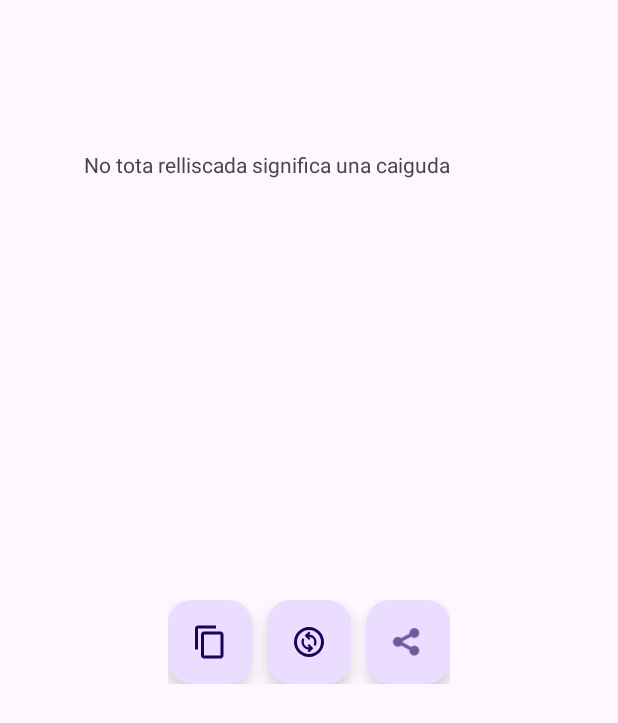
After one commit to Ada02BC/FortuneCookies, an Android app: the MainActivityFrases screen opened directly, with no data from a screen before it, on a phone screen of 412 x 824 dp. The commit adds this screen. Shown: the top 723 px of the screen. Run offline under Robolectric (Android 15) with nearby library versions, the light colour scheme and no system bars.

Commit message:
Codi Fortune Cookie

```diff
--- a/app/build.gradle.kts
+++ b/app/build.gradle.kts
@@ -9,7 +9,7 @@ android {
 
     defaultConfig {
         applicationId = "com.example.fortunecookie"
-        minSdk = 22
+        minSdk = 23
         targetSdk = 36
         versionCode = 1
         versionName = "1.0"
@@ -45,4 +45,5 @@ dependencies {
     testImplementation(libs.junit)
     androidTestImplementation(libs.androidx.junit)
     androidTestImplementation(libs.androidx.espresso.core)
+
 }
--- a/app/src/main/AndroidManifest.xml
+++ b/app/src/main/AndroidManifest.xml
@@ -1,6 +1,8 @@
 <?xml version="1.0" encoding="utf-8"?>
 <manifest xmlns:android="http://schemas.android.com/apk/res/android"
     xmlns:tools="http://schemas.android.com/tools">
+
+    <uses-permission android:name="android.permission.VIBRATE" />
 
     <application
         android:allowBackup="true"
@@ -12,6 +14,9 @@
         android:supportsRtl="true"
         android:theme="@style/Theme.FortuneCookie">
         <activity
+            android:name=".MainActivityFrases"
+            android:exported="false" />
+        <activity
             android:name=".MainActivity"
             android:exported="true">
             <intent-filter>
@@ -20,6 +25,7 @@
                 <category android:name="android.intent.category.LAUNCHER" />
             </intent-filter>
         </activity>
+
     </application>
 
 </manifest>
--- /dev/null
+++ b/app/src/main/java/com/example/fortunecookie/MainActivityFrases.kt
@@ -0,0 +1,47 @@
+package com.example.fortunecookie
+
+import android.content.ClipData
+import android.content.ClipboardManager
+import android.content.Intent
+import android.os.Bundle
+import android.widget.TextView
+import android.widget.Toast
+import androidx.activity.enableEdgeToEdge
+import androidx.appcompat.app.AppCompatActivity
+import androidx.core.view.ViewCompat
+import androidx.core.view.WindowInsetsCompat
+import com.google.android.material.floatingactionbutton.FloatingActionButton
+
+class MainActivityFrases : AppCompatActivity() {
+    override fun onCreate(savedInstanceState: Bundle?) {
+        super.onCreate(savedInstanceState)
+        enableEdgeToEdge()
+        setContentView(R.layout.activity_main_frases)
+
+        val frase = findViewById<TextView>(R.id.frase)
+        val frasesArray = resources.getStringArray(R.array.frases)
+        frase.text = frasesArray.random()
+
+        val compartir = findViewById<FloatingActionButton>(R.id.compartir)
+        val copiar = findViewById<FloatingActionButton>(R.id.copiar)
+        val recargar = findViewById<FloatingActionButton>(R.id.recargar)
+
+        compartir.setOnClickListener {
+            val intent = Intent(Intent.ACTION_SEND)
+            intent.type = "text/plain"
+            intent.putExtra(Intent.EXTRA_TEXT, "Fixa't en aquesta frase!")
+            startActivity(Intent.createChooser(intent, "Compartir amb ..."))
+        }
+
+        copiar.setOnClickListener {
+            val portaretalls = getSystemService(CLIPBOARD_SERVICE ) as ClipboardManager
+            val fraseCopiada = ClipData.newPlainText("text", frase.text)
+            portaretalls.setPrimaryClip(fraseCopiada)
+            Toast.makeText(this, "Text copiat al portaretalls", Toast.LENGTH_SHORT).show()
+        }
+
+        recargar.setOnClickListener {
+            frase.text = frasesArray.random()
+        }
+    }
+}
--- /dev/null
+++ b/app/src/main/res/drawable/change_circle_24.xml
@@ -0,0 +1,5 @@
+<vector xmlns:android="http://schemas.android.com/apk/res/android" android:height="24dp" android:tint="#000000" android:viewportHeight="960" android:viewportWidth="960" android:width="24dp">
+
+    <path android:fillColor="@android:color/white" android:pathData="M482,760L596,647L482,534L440,576L483,619Q455,620 428.5,610Q402,600 381,579Q361,559 350.5,533Q340,507 340,481Q340,464 344.5,447Q349,430 357,414L313,370Q296,395 288,423Q280,451 280,480Q280,518 295,555Q310,592 339,621Q368,650 404,664.5Q440,679 478,680L440,718L482,760ZM647,590Q664,565 672,537Q680,509 680,480Q680,442 665.5,404.5Q651,367 622,338Q593,309 556.5,295Q520,281 482,281L520,242L478,200L364,313L478,426L520,384L476,340Q503,340 531,350.5Q559,361 579,381Q599,401 609.5,427Q620,453 620,479Q620,496 615.5,513Q611,530 603,546L647,590ZM480,880Q397,880 324,848.5Q251,817 197,763Q143,709 111.5,636Q80,563 80,480Q80,397 111.5,324Q143,251 197,197Q251,143 324,111.5Q397,80 480,80Q563,80 636,111.5Q709,143 763,197Q817,251 848.5,324Q880,397 880,480Q880,563 848.5,636Q817,709 763,763Q709,817 636,848.5Q563,880 480,880ZM480,800Q614,800 707,707Q800,614 800,480Q800,346 707,253Q614,160 480,160Q346,160 253,253Q160,346 160,480Q160,614 253,707Q346,800 480,800ZM480,480Q480,480 480,480Q480,480 480,480Q480,480 480,480Q480,480 480,480Q480,480 480,480Q480,480 480,480Q480,480 480,480Q480,480 480,480Z"/>
+
+</vector>
--- /dev/null
+++ b/app/src/main/res/drawable/content_copy_24.xml
@@ -0,0 +1,5 @@
+<vector xmlns:android="http://schemas.android.com/apk/res/android" android:height="24dp" android:tint="#000000" android:viewportHeight="24" android:viewportWidth="24" android:width="24dp">
+
+    <path android:fillColor="@android:color/white" android:pathData="M16,1L4,1c-1.1,0 -2,0.9 -2,2v14h2L4,3h12L16,1zM19,5L8,5c-1.1,0 -2,0.9 -2,2v14c0,1.1 0.9,2 2,2h11c1.1,0 2,-0.9 2,-2L21,7c0,-1.1 -0.9,-2 -2,-2zM19,21L8,21L8,7h11v14z"/>
+
+</vector>
--- /dev/null
+++ b/app/src/main/res/layout/activity_main_frases.xml
@@ -0,0 +1,61 @@
+<?xml version="1.0" encoding="utf-8"?>
+<androidx.constraintlayout.widget.ConstraintLayout xmlns:android="http://schemas.android.com/apk/res/android"
+    xmlns:app="http://schemas.android.com/apk/res-auto"
+    xmlns:tools="http://schemas.android.com/tools"
+    android:id="@+id/main"
+    android:layout_width="match_parent"
+    android:layout_height="match_parent"
+    tools:context=".MainActivityFrases">
+
+    <LinearLayout
+        android:id="@+id/layout_pagina"
+        android:layout_width="match_parent"
+        android:layout_height="match_parent"
+        android:orientation="vertical"
+        tools:layout_editor_absoluteX="-94dp"
+        tools:layout_editor_absoluteY="-320dp">
+
+        <TextView
+            android:id="@+id/frase"
+            android:layout_width="300dp"
+            android:layout_height="100dp"
+            android:layout_gravity="center"
+            android:layout_marginStart="15dp"
+            android:layout_marginTop="100dp"
+            android:layout_marginEnd="15dp"
+            android:text="@string/app_name" />
+
+        <LinearLayout
+            android:id="@+id/layout_botons"
+            android:layout_width="wrap_content"
+            android:layout_height="wrap_content"
+            android:layout_gravity="center"
+            android:layout_marginTop="200dp"
+            android:orientation="horizontal">
+
+            <com.google.android.material.floatingactionbutton.FloatingActionButton
+                android:id="@+id/copiar"
+                android:layout_width="match_parent"
+                android:layout_height="match_parent"
+                android:layout_marginEnd="10dp"
+                android:src="@drawable/content_copy_24" />
+
+            <com.google.android.material.floatingactionbutton.FloatingActionButton
+                android:id="@+id/recargar"
+                android:layout_width="match_parent"
+                android:layout_height="80dp"
+                android:layout_marginEnd="10dp"
+                android:src="@drawable/change_circle_24" />
+
+            <com.google.android.material.floatingactionbutton.FloatingActionButton
+                android:id="@+id/compartir"
+                android:layout_width="match_parent"
+                android:layout_height="match_parent"
+                android:src="@android:drawable/ic_menu_share"
+                />
+
+        </LinearLayout>
+
+
+    </LinearLayout>
+</androidx.constraintlayout.widget.ConstraintLayout>
--- a/app/src/main/res/values/strings.xml
+++ b/app/src/main/res/values/strings.xml
@@ -1,3 +1,18 @@
 <resources>
     <string name="app_name">FortuneCookie</string>
+    <string name="share">Compartir</string>
+    <string name="reload">Recargar frase</string>
+    <string name="copy">Copiar</string>
+    <string-array name="frases">
+        <item>Estàs preparat? Ara és el moment! No et rendeixis. El millor de la teva vida està a punt arribar</item>
+        <item>Sigues tu mateix. Els altres llocs ja estan ocupats</item>
+        <item>Ningú aconsegueix la meta amb un sol intent. Ni perfecciona la vida amb una sola rectificació, ni arriba a prendre altura amb un sol vol. Ningú camina per la vida sense haver trepitjat en fals moltes vegades</item>
+        <item>El fracàs és part de la vida, si no fracasses, no aprens i si no aprens, no canvies</item>
+        <item>No estic dient que sigui fàcil. Estic dient que valdrà la pena</item>
+        <item>Si lluites pots perdre, si no lluites estàs perdut. Única lluita que es perd és la que abandones</item>
+        <item>Un té èxit perquè algú, alguna vegada, li van donar una oportunitat</item>
+        <item>Un optimista sempre té un projecte. Un pessimista, una excusa</item>
+        <item>No tota relliscada significa una caiguda</item>
+        <item>Deixa de preocupar perquè precisament el que preocupa és el que més et sotmet</item>
+    </string-array>
 </resources>
```
Also changed, not shown: app/src/main/java/com/example/fortunecookie/MainActivity.kt (+22 -0 lines), app/src/main/res/drawable/ic_fortune_cookie.xml (added, +79 -0 lines), app/src/main/res/layout/activity_main.xml (+7 -8 lines), 1 other file.
